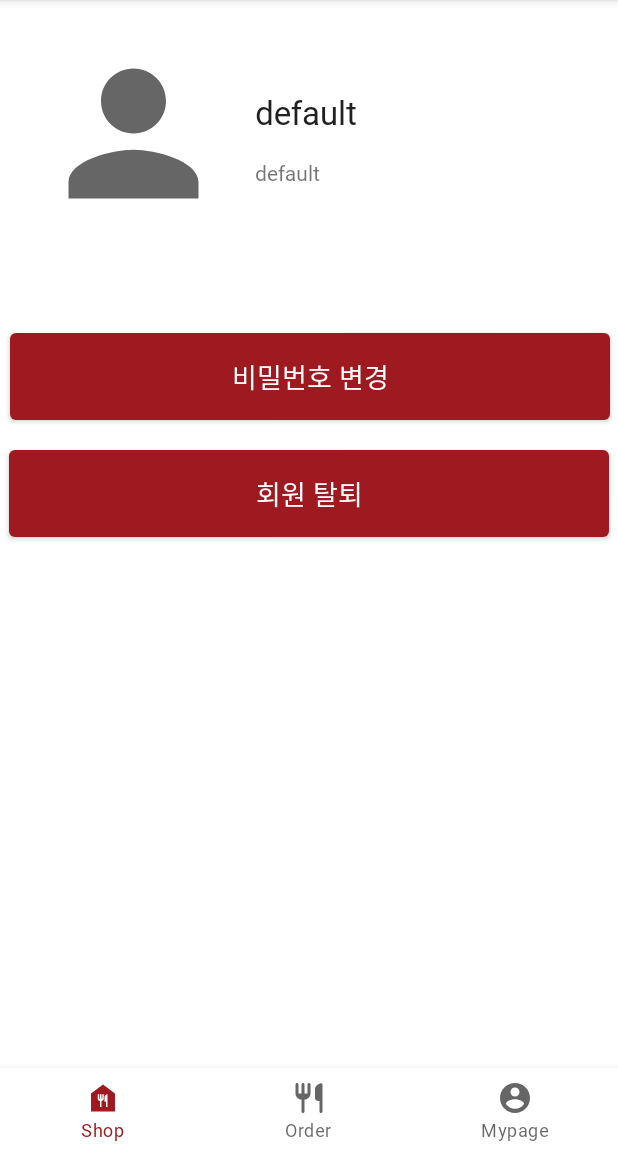
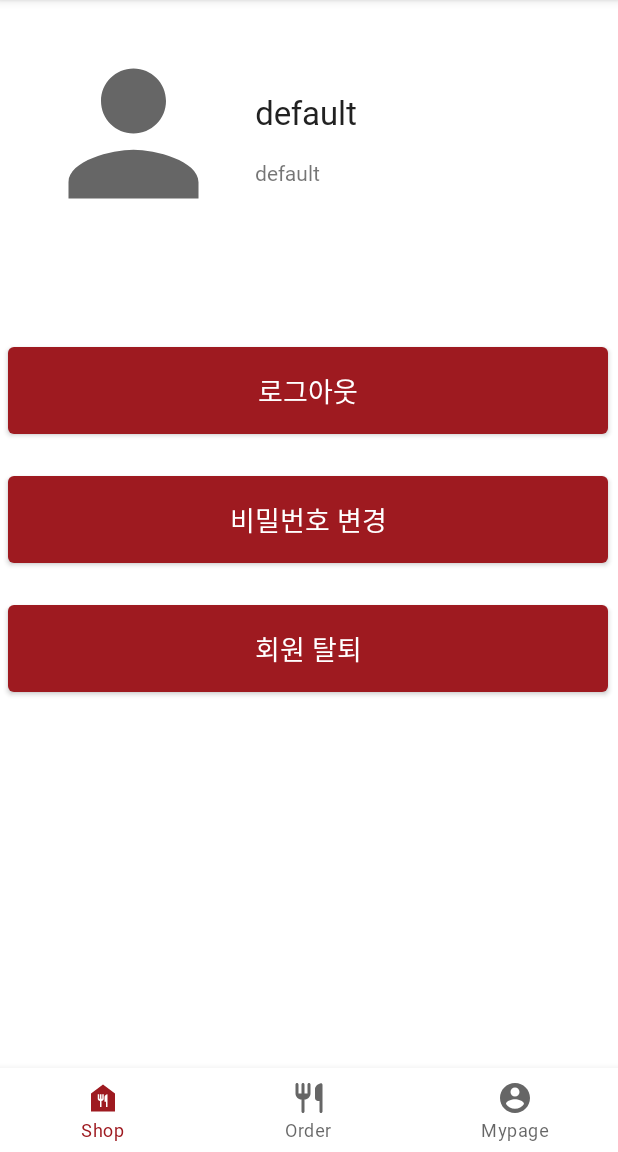
Before and after one commit to eunji-woo/Guru2_7, an Android app: the fragment MypageFragment placed in its activity, on a phone screen of 412 x 824 dp, the part 84-1236 px from its top. Run offline under Robolectric (Android 15) with nearby library versions, the phone set to English and light mode, and no system bars.

Commit message:
로그아웃버튼 구현

```diff
--- a/app/src/main/java/com/example/guru2_7/MypageFragment.kt
+++ b/app/src/main/java/com/example/guru2_7/MypageFragment.kt
@@ -36,6 +36,7 @@ class MypageFragment : Fragment() {
         // 버튼과 텍스트뷰 선언
         val changeButton = view.findViewById<Button>(R.id.ChangePWbutton)
         val OutButton = view.findViewById<Button>(R.id.Outbutton)
+        val LogOutButton = view.findViewById<Button>(R.id.LogOutbutton)
         val nicknameTextView = view.findViewById<TextView>(R.id.nicknameTextView)
         val emailTextView = view.findViewById<TextView>(R.id.emailTextView)
 
@@ -64,6 +65,14 @@ class MypageFragment : Fragment() {
             }
         })
 
+        // LogOutButton을 통해 로그아웃
+        LogOutButton.setOnClickListener(object :View.OnClickListener {
+            override fun onClick(v: View?) {
+                val intent = Intent(context, MainActivity::class.java)
+                startActivity(intent)
+            }
+        })
+
         return view
     }
 
--- a/app/src/main/res/layout/fragment_mypage.xml
+++ b/app/src/main/res/layout/fragment_mypage.xml
@@ -49,31 +49,45 @@
             android:layout_width="400dp"
             android:layout_height="70dp"
             android:layout_marginStart="2dp"
-            android:layout_marginTop="62dp"
+            android:layout_marginTop="16dp"
             android:layout_marginEnd="2dp"
-            android:layout_marginBottom="8dp"
             android:fontFamily="@font/gangwongyoyugmodubold"
             android:text="비밀번호 변경"
             android:textAppearance="@style/TextAppearance.AppCompat.Medium"
-            app:layout_constraintBottom_toTopOf="@+id/Outbutton"
             app:layout_constraintEnd_toEndOf="parent"
-            app:layout_constraintHorizontal_bias="0.571"
+            app:layout_constraintHorizontal_bias="0.428"
             app:layout_constraintStart_toStartOf="parent"
-            app:layout_constraintTop_toBottomOf="@+id/imageView" />
+            app:layout_constraintTop_toBottomOf="@+id/LogOutbutton" />
 
         <Button
             android:id="@+id/Outbutton"
             android:layout_width="400dp"
             android:layout_height="70dp"
             android:layout_marginStart="2dp"
-            android:layout_marginTop="8dp"
+            android:layout_marginTop="16dp"
             android:layout_marginEnd="2dp"
             android:fontFamily="@font/gangwongyoyugmodubold"
             android:text="회원 탈퇴"
             android:textAppearance="@style/TextAppearance.AppCompat.Medium"
             app:layout_constraintEnd_toEndOf="parent"
+            app:layout_constraintHorizontal_bias="0.428"
             app:layout_constraintStart_toStartOf="parent"
             app:layout_constraintTop_toBottomOf="@+id/ChangePWbutton" />
+
+        <Button
+            android:id="@+id/LogOutbutton"
+            android:layout_width="400dp"
+            android:layout_height="70dp"
+            android:layout_marginStart="2dp"
+            android:layout_marginTop="71dp"
+            android:layout_marginEnd="2dp"
+            android:fontFamily="@font/gangwongyoyugmodubold"
+            android:text="로그아웃"
+            android:textAppearance="@style/TextAppearance.AppCompat.Medium"
+            app:layout_constraintEnd_toEndOf="parent"
+            app:layout_constraintHorizontal_bias="0.428"
+            app:layout_constraintStart_toStartOf="parent"
+            app:layout_constraintTop_toBottomOf="@+id/imageView" />
 
     </androidx.constraintlayout.widget.ConstraintLayout>
 
```
